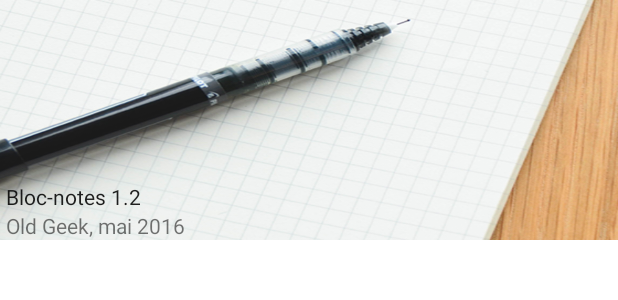
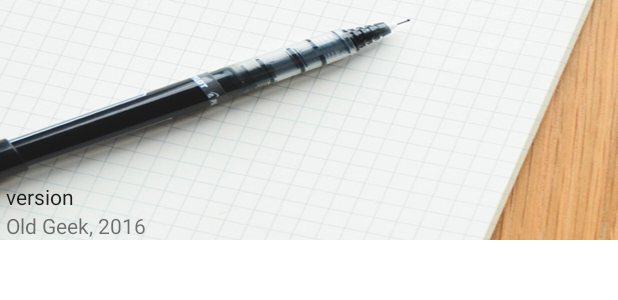
Before and after one commit to luoyiqi/Bloc-notes, an Android app: the layout navigation_header.xml on its own in the app's theme, with its tools: preview values and no code run, on a phone screen of 412 x 824 dp. Shown: the top 300 px of the screen. Run offline under Robolectric (Android 15) with nearby library versions, the phone set to English and light mode, and no system bars.

Commit message:
\_o< coin

```diff
--- a/app/src/main/res/layout/activity_main.xml
+++ b/app/src/main/res/layout/activity_main.xml
@@ -45,7 +45,6 @@
         android:layout_height="match_parent"
         android:layout_gravity="start"
         android:fitsSystemWindows="true"
-        app:headerLayout="@layout/navigation_header"
         app:menu="@menu/navigation" />
 
 </android.support.v4.widget.DrawerLayout>
--- a/app/src/main/res/layout/navigation_header.xml
+++ b/app/src/main/res/layout/navigation_header.xml
@@ -15,18 +15,18 @@
     tools:ignore="Overdraw">
 
     <TextView
+        android:id="@+id/version"
         android:layout_width="match_parent"
         android:layout_height="wrap_content"
         android:paddingTop="@dimen/nav_header_vertical_spacing"
         android:paddingLeft="2dp"
-        android:text="@string/version"
+        android:text="version"
         android:textAppearance="@style/TextAppearance.AppCompat.Body1"/>
 
     <TextView
-        android:id="@+id/textView"
         android:layout_width="wrap_content"
         android:layout_height="wrap_content"
         android:paddingLeft="2dp"
-        android:text="@string/by"/>
+        android:text="Old Geek, 2016"/>
 
 </LinearLayout>
--- a/app/src/main/res/values/strings.xml
+++ b/app/src/main/res/values/strings.xml
@@ -2,10 +2,6 @@
     <string name="app_name">Bloc-notes</string>
 
     <string name="app_edit">Édition</string>
-
-    <!-- nav header activity main -->
-    <string name="version">Bloc-notes 1.2</string>
-    <string name="by">Old Geek, mai 2016</string>
 
     <string name="titleEditNote">Editer note</string>
     <string name="saveNote">Sauvegarder</string>
```
Also changed, not shown: app/src/main/java/org/oucho/bloc_notes/MainActivity.java (+16 -7 lines).
